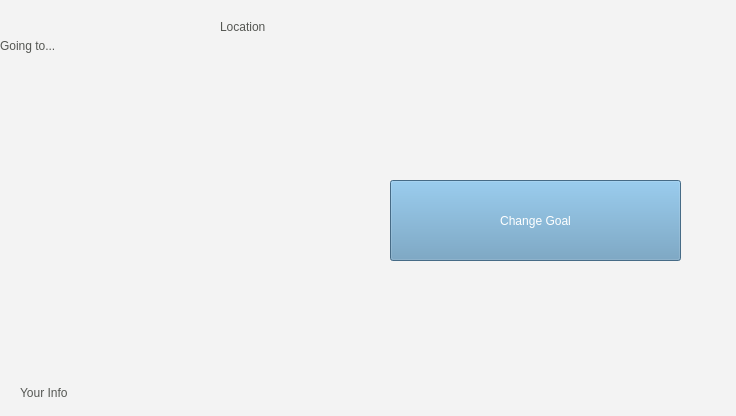
yussefsoudan/sdp-ian, file ui/the.ui: the form before one commit.
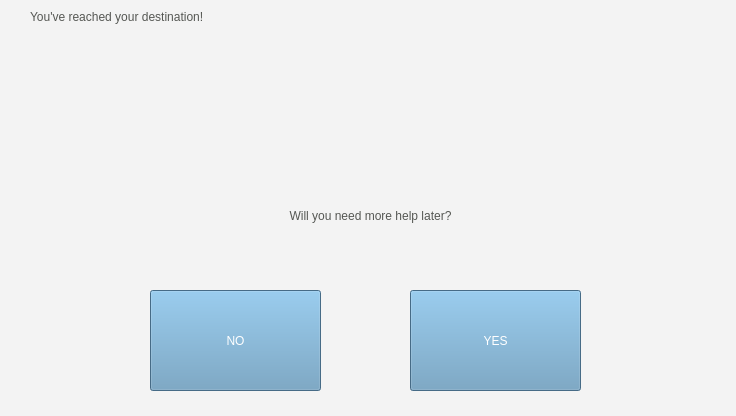
The form after the commit. Icons and pictures are not drawn.

Commit message: added a reached destination page

```diff
--- a/ui/the.ui
+++ b/ui/the.ui
@@ -59,7 +59,7 @@
    <enum>QFrame::Plain</enum>
   </property>
   <property name="currentIndex">
-   <number>9</number>
+   <number>10</number>
   </property>
   <property name="toolTipDuration" stdset="0">
    <number>3</number>
@@ -1857,6 +1857,142 @@
    <zorder>info_8</zorder>
    <zorder>pause_new_goal</zorder>
   </widget>
+  <widget class="QWidget" name="COMPLETE">
+   <widget class="QLabel" name="destination_reached">
+    <property name="geometry">
+     <rect>
+      <x>30</x>
+      <y>10</y>
+      <width>521</width>
+      <height>141</height>
+     </rect>
+    </property>
+    <property name="styleSheet">
+     <string notr="true">font: 20 38pt &quot;montserrat&quot;;
+color: rgb(85, 87, 83);</string>
+    </property>
+    <property name="text">
+     <string>You've reached your destination!</string>
+    </property>
+    <property name="alignment">
+     <set>Qt::AlignLeading|Qt::AlignLeft|Qt::AlignTop</set>
+    </property>
+    <property name="wordWrap">
+     <bool>true</bool>
+    </property>
+   </widget>
+   <widget class="QPushButton" name="exit_9">
+    <property name="geometry">
+     <rect>
+      <x>660</x>
+      <y>5</y>
+      <width>71</width>
+      <height>71</height>
+     </rect>
+    </property>
+    <property name="text">
+     <string/>
+    </property>
+    <property name="icon">
+     <iconset>
+      <normaloff>icons/UI Icons/cross.png</normaloff>icons/UI Icons/cross.png</iconset>
+    </property>
+    <property name="iconSize">
+     <size>
+      <width>65</width>
+      <height>65</height>
+     </size>
+    </property>
+    <property name="flat">
+     <bool>true</bool>
+    </property>
+   </widget>
+   <widget class="QPushButton" name="info_9">
+    <property name="geometry">
+     <rect>
+      <x>580</x>
+      <y>5</y>
+      <width>71</width>
+      <height>71</height>
+     </rect>
+    </property>
+    <property name="text">
+     <string/>
+    </property>
+    <property name="icon">
+     <iconset>
+      <normaloff>icons/UI Icons/question_yellow.png</normaloff>icons/UI Icons/question_yellow.png</iconset>
+    </property>
+    <property name="iconSize">
+     <size>
+      <width>65</width>
+      <height>65</height>
+     </size>
+    </property>
+    <property name="flat">
+     <bool>true</bool>
+    </property>
+   </widget>
+   <widget class="QLabel" name="more_help_label">
+    <property name="geometry">
+     <rect>
+      <x>0</x>
+      <y>180</y>
+      <width>741</width>
+      <height>71</height>
+     </rect>
+    </property>
+    <property name="styleSheet">
+     <string notr="true">font: 20 36pt &quot;montserrat&quot;;
+color: rgb(85, 87, 83);</string>
+    </property>
+    <property name="text">
+     <string>Will you need more help later?</string>
+    </property>
+    <property name="alignment">
+     <set>Qt::AlignCenter</set>
+    </property>
+    <property name="wordWrap">
+     <bool>true</bool>
+    </property>
+   </widget>
+   <widget class="QPushButton" name="more_help">
+    <property name="geometry">
+     <rect>
+      <x>410</x>
+      <y>290</y>
+      <width>171</width>
+      <height>101</height>
+     </rect>
+    </property>
+    <property name="styleSheet">
+     <string notr="true">font:20 40pt &quot;montserrat&quot;;
+background-color: rgb(98, 150, 187);
+color: rgb(255, 255, 255);</string>
+    </property>
+    <property name="text">
+     <string>YES</string>
+    </property>
+   </widget>
+   <widget class="QPushButton" name="no_more_help">
+    <property name="geometry">
+     <rect>
+      <x>150</x>
+      <y>290</y>
+      <width>171</width>
+      <height>101</height>
+     </rect>
+    </property>
+    <property name="styleSheet">
+     <string notr="true">font:20 40pt &quot;montserrat&quot;;
+background-color: rgb(98, 150, 187);
+color: rgb(255, 255, 255);</string>
+    </property>
+    <property name="text">
+     <string>NO</string>
+    </property>
+   </widget>
+  </widget>
   <widget class="QWidget" name="HELP">
    <widget class="QLabel" name="label_2">
     <property name="geometry">
```
Left out of the diff: 38 changed lines with no effect on the pictures. The commit also changes 1 other file.
